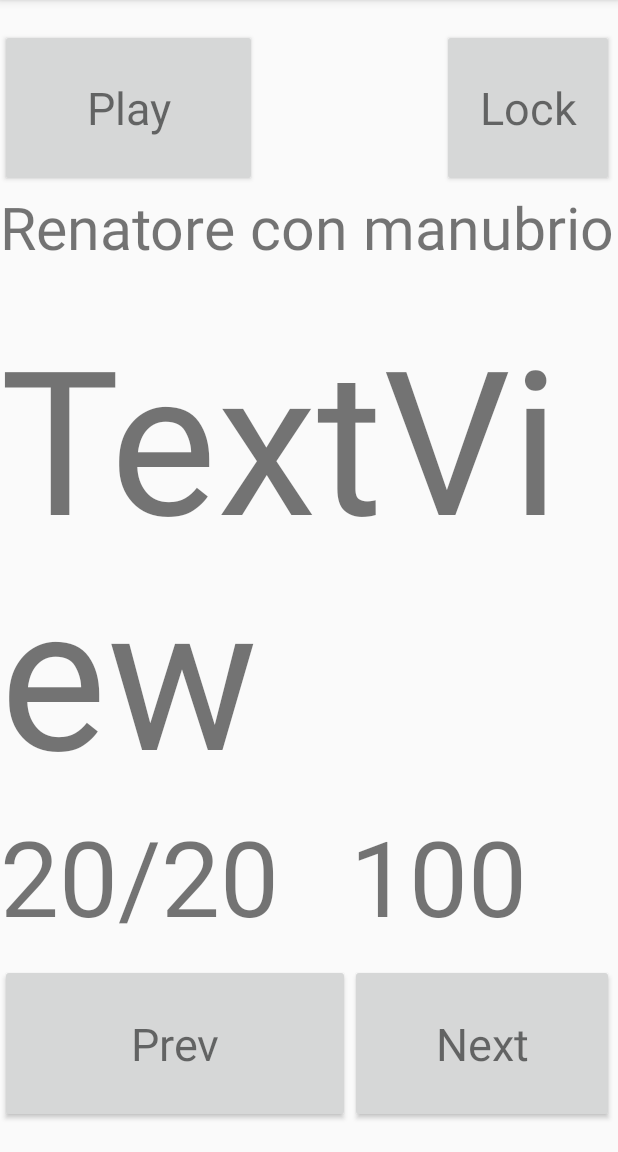
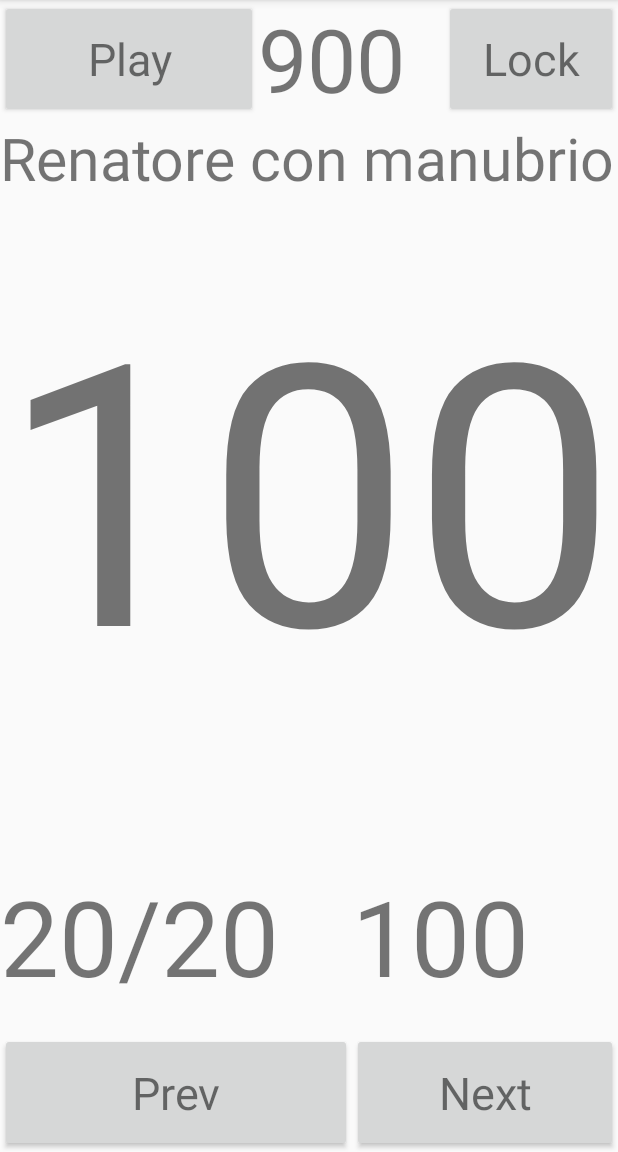
Before and after one commit to MRTCc/WorkoutTimer1, an Android app: the PlayWorkoutActivity screen opened directly, with no data from a screen before it, on a phone screen of 412 x 824 dp, the part 84-1236 px from its top. Run offline under Robolectric (Android 15) with nearby library versions, the phone set to English and light mode, and no system bars.

Commit message:
1 - User Interface prototyping

```diff
--- a/app/src/main/AndroidManifest.xml
+++ b/app/src/main/AndroidManifest.xml
@@ -9,7 +9,10 @@
         android:roundIcon="@mipmap/ic_launcher_round"
         android:supportsRtl="true"
         android:theme="@style/AppTheme">
-        <activity android:name=".PlayWorkoutActivity"></activity>
+        <activity android:name=".AboutActivity"></activity>
+        <activity android:name=".ManageRoutineActivity" />
+        <activity android:name=".ManagerWorkoutActivity" />
+        <activity android:name=".PlayWorkoutActivity" />
         <activity android:name=".MainActivity">
             <intent-filter>
                 <action android:name="android.intent.action.MAIN" />
--- a/app/src/main/res/layout/activity_play_workout.xml
+++ b/app/src/main/res/layout/activity_play_workout.xml
@@ -1,14 +1,10 @@
 <?xml version="1.0" encoding="utf-8"?>
-<androidx.constraintlayout.widget.ConstraintLayout xmlns:android="http://schemas.android.com/apk/res/android"
-    xmlns:app="http://schemas.android.com/apk/res-auto"
-    xmlns:tools="http://schemas.android.com/tools"
-    android:layout_width="match_parent"
-    android:layout_height="match_parent"
-    tools:context=".PlayWorkoutActivity">
-
-    <TableLayout
-        android:layout_width="409dp"
-        android:layout_height="729dp"
+<TableLayout
+        xmlns:android="http://schemas.android.com/apk/res/android"
+        xmlns:app="http://schemas.android.com/apk/res-auto"
+        xmlns:tools="http://schemas.android.com/tools"
+        android:layout_width="match_parent"
+        android:layout_height="match_parent"
         app:layout_constraintBottom_toBottomOf="parent"
         app:layout_constraintStart_toStartOf="parent"
         app:layout_constraintTop_toTopOf="parent"
@@ -17,7 +13,7 @@
         <TableRow
             android:layout_width="match_parent"
             android:layout_height="wrap_content"
-            android:layout_weight="10"
+            android:layout_weight="5"
             android:weightSum="100"
             >
 
@@ -41,7 +37,8 @@
                 android:autoSizeTextType="uniform"
                 android:autoSizeMinTextSize="30sp"
                 android:autoSizeMaxTextSize="70sp"
-                tools:text="900" />
+                android:text="900"
+                />
 
             <Button
                 android:id="@+id/btnLock"
@@ -77,7 +74,7 @@
         <TableRow
             android:layout_width="match_parent"
             android:layout_height="wrap_content"
-            android:layout_weight="55"
+            android:layout_weight="65"
             android:weightSum="100"
             >
 
@@ -89,8 +86,8 @@
                 android:autoSizeMaxTextSize="500sp"
                 android:autoSizeMinTextSize="30sp"
                 android:autoSizeTextType="uniform"
-                android:text="TextView"
-                tools:text="100" />
+                android:text="100"
+                />
         </TableRow>
 
         <TableRow
@@ -124,7 +121,7 @@
         <TableRow
             android:layout_width="match_parent"
             android:layout_height="wrap_content"
-            android:layout_weight="10"
+            android:layout_weight="5"
             android:weightSum="100">
 
             <Button
@@ -151,4 +148,3 @@
         </TableRow>
 
     </TableLayout>
-</androidx.constraintlayout.widget.ConstraintLayout>
```
Also changed, not shown: app/src/main/java/com/example/workouttimer/AboutActivity.java (added, +14 -0 lines), app/src/main/java/com/example/workouttimer/MainActivity.java (+44 -0 lines), app/src/main/java/com/example/workouttimer/ManageRoutineActivity.java (added, +14 -0 lines), app/src/main/java/com/example/workouttimer/ManagerWorkoutActivity.java (added, +14 -0 lines), app/src/main/res/layout/activity_about.xml (added, +17 -0 lines), app/src/main/res/layout/activity_main.xml (+12 -4 lines), app/src/main/res/layout/activity_manage_routine.xml (added, +18 -0 lines), app/src/main/res/layout/activity_manager_workout.xml (added, +19 -0 lines), app/src/main/res/layout/dialog_main_help.xml (added, +24 -0 lines).
